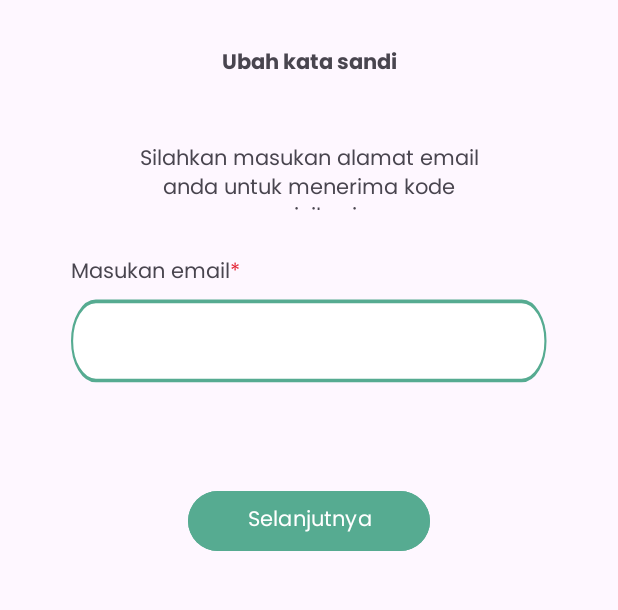
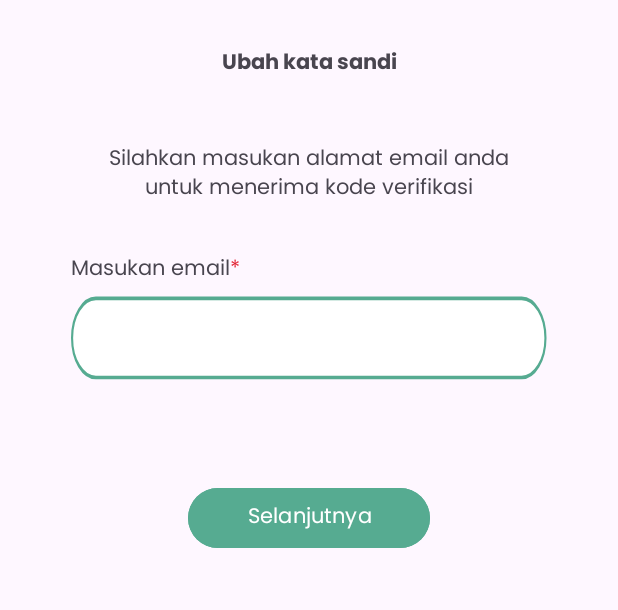
Before and after one commit to Keep-IN/Pijet.In, an Android app: the ForgetPassword screen opened directly, with no data from a screen before it, on a phone screen of 412 x 824 dp, the part 95-705 px from its top. Run offline under Robolectric (Android 15) with nearby library versions, the phone set to English and light mode, and no system bars.

Commit message:
addet forget password typo

```diff
--- a/app/src/main/res/layout/activity_forget_password.xml
+++ b/app/src/main/res/layout/activity_forget_password.xml
@@ -29,14 +29,14 @@
 
     <TextView
         android:id="@+id/textView8"
-        android:layout_width="235dp"
-        android:layout_height="45dp"
+        android:layout_width="274dp"
+        android:layout_height="43dp"
         android:layout_marginStart="100dp"
         android:layout_marginTop="40dp"
         android:layout_marginEnd="100dp"
         android:fontFamily="@font/poppins"
         android:gravity="center"
-        android:text="Silahkan masukan alamat email anda untuk menerima kode verivikasi"
+        android:text="Silahkan masukan alamat email anda untuk menerima kode verifikasi"
         app:layout_constraintEnd_toEndOf="parent"
         app:layout_constraintStart_toStartOf="parent"
         app:layout_constraintTop_toBottomOf="@+id/textView7" />
```
